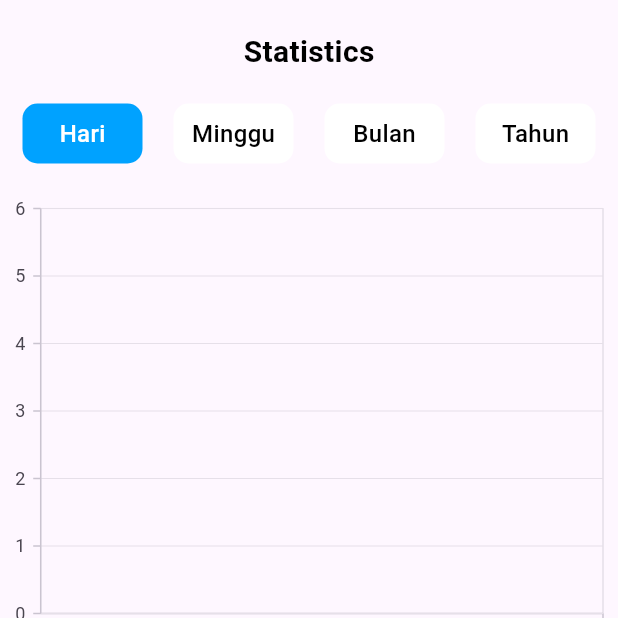
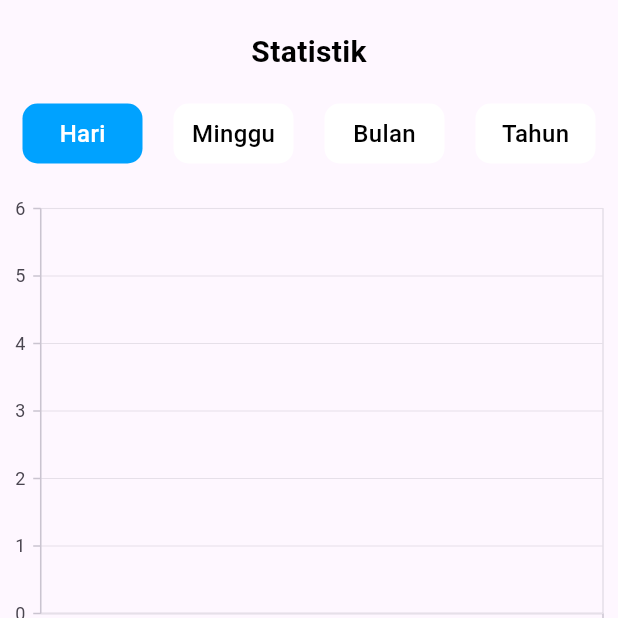
Before and after one commit to dikayo05/duitku, a Flutter app: the screen it shows after launch, after a tap on the "bar chart" icon, on a phone screen of 412 x 824 dp, the top half of it. Run offline on Flutter 3.47's test engine with Material 3 defaults, Android fonts, the phone set to English and light mode, and no system bars; our stand-ins replace hive, hive_flutter, syncfusion_flutter_charts; accounts and stored records are empty.

Commit message:
Fix file home.dart & statistics.dart

```diff
--- a/lib/Screens/home.dart
+++ b/lib/Screens/home.dart
@@ -103,8 +103,8 @@ class _HomeState extends State<Home> {
           fontWeight: FontWeight.w600,
         ),
       ),
-      trailing: Text(
-        history.amount,
+      trailing: Text("Rp${
+        history.amount}",
         style: TextStyle(
           fontWeight: FontWeight.w600,
           fontSize: 19,
@@ -224,7 +224,7 @@ class _HomeState extends State<Home> {
                   child: Row(
                     children: [
                       Text(
-                        '\Rp. ${total()}',
+                        '\Rp${total()}',
                         style: TextStyle(
                           fontWeight: FontWeight.bold,
                           fontSize: 25,
@@ -294,7 +294,7 @@ class _HomeState extends State<Home> {
                     mainAxisAlignment: MainAxisAlignment.spaceBetween,
                     children: [
                       Text(
-                        '\Rp. ${income()}',
+                        '\Rp${income()}',
                         style: TextStyle(
                           fontWeight: FontWeight.w600,
                           fontSize: 17,
--- a/lib/Screens/statistics.dart
+++ b/lib/Screens/statistics.dart
@@ -42,7 +42,7 @@ class _StatisticsState extends State<Statistics> {
             children: [
               SizedBox(height: 20),
               Text(
-                'Statistics',
+                'Statistik',
                 style: TextStyle(
                   color: Colors.black,
                   fontSize: 20,
@@ -141,8 +141,8 @@ class _StatisticsState extends State<Statistics> {
                   fontWeight: FontWeight.w600,
                 ),
               ),
-              trailing: Text(
-                a[index].amount,
+              trailing: Text("Rp${
+                a[index].amount}",
                 style: TextStyle(
                   fontWeight: FontWeight.w600,
                   fontSize: 19,
--- a/pubspec.yaml
+++ b/pubspec.yaml
@@ -15,7 +15,7 @@ publish_to: 'none' # Remove this line if you wish to publish to pub.dev
 # In iOS, build-name is used as CFBundleShortVersionString while build-number used as CFBundleVersion.
 # Read more about iOS versioning at
 # https://developer.apple.com/library/archive/documentation/General/Reference/InfoPlistKeyReference/Articles/CoreFoundationKeys.html
-version: 1.1.0+1
+version: 1.2.0+1
 
 environment:
   sdk: ">=2.17.5 <3.0.0"
```
Also changed, not shown: 2 other files.
